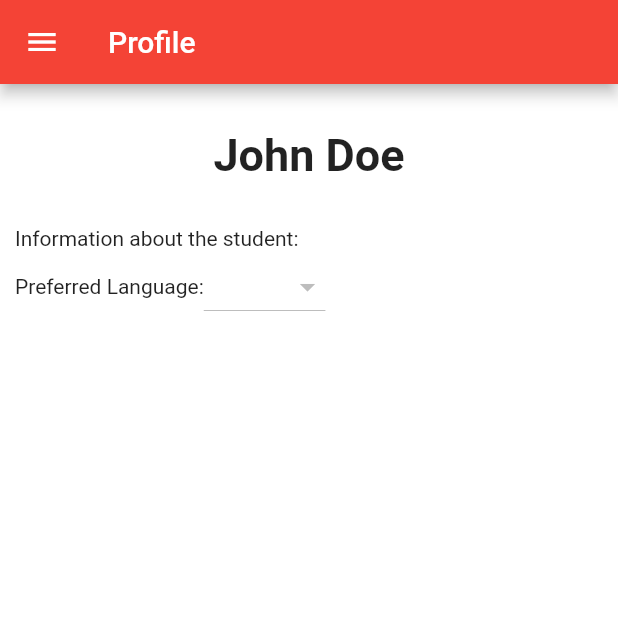
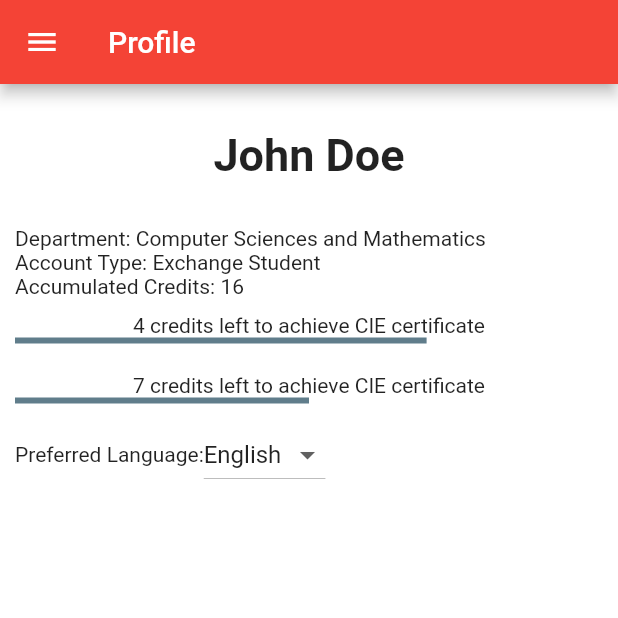
Before and after one commit to mobileappdevhm/concept-team-1, a Flutter app: the Profile screen opened by its route, on a phone screen of 412 x 824 dp, the top half of it. Run offline on Flutter 3.47's test engine with Material 2 defaults, Android fonts, the phone set to English and light mode, and no system bars.

Commit message:
Update on Profile page
Include student info, progress bar for certificates

```diff
--- a/prototype2/lib/screens/profile.dart
+++ b/prototype2/lib/screens/profile.dart
@@ -1,7 +1,30 @@
 import 'package:cie/utilities/utilities.dart';
 import 'package:flutter/material.dart';
 
-class Profile extends StatelessWidget {
+class Profile extends StatefulWidget{
+  @override
+  _ProfileState createState() => new _ProfileState();
+
+}
+
+
+class _ProfileState extends State<Profile> {
+  String _currentLanguage = '';
+  List<String> _languageList = new List<String>();
+
+  @override
+  void initState() {
+    // TODO: implement initState
+    _languageList.addAll(['English','German','French','Chinese','Thai','Spanish']);
+    _currentLanguage = _languageList.elementAt(0);
+  }
+
+  void _onChange(String newLanguage){
+    setState(() {
+      _currentLanguage = newLanguage;
+    });
+  }
+
 
   @override
   Widget build(BuildContext context) =>
@@ -38,14 +61,58 @@ class Profile extends StatelessWidget {
                         ),)
                     ],
                   ),
+
+
                   new Row(
                     mainAxisAlignment: MainAxisAlignment.start,
                     children: <Widget>[
                       new Padding(
                         padding: new EdgeInsets.fromLTRB(10.0, 0.0, 0.0, 0.0),
-                        child: new Text('Information about the student:')
+                        child: new Text('Department: Computer Sciences and Mathematics ')
                         ,)
                     ],
+                  ),
+
+                  new Row(
+                    mainAxisAlignment: MainAxisAlignment.start,
+                    children: <Widget>[
+                      new Padding(
+                        padding: new EdgeInsets.fromLTRB(10.0, 0.0, 0.0, 0.0),
+                        child: new Text('Account Type: Exchange Student ')
+                        ,)
+                    ],
+                  ),
+
+                  new Row(
+                    mainAxisAlignment: MainAxisAlignment.start,
+                    children: <Widget>[
+                      new Padding(
+                        padding: new EdgeInsets.fromLTRB(10.0, 0.0, 0.0, 0.0),
+                        child: new Text('Accumulated Credits: 16 ')
+                        ,)
+                    ],
+                  ),
+
+                  new Container(
+                    padding: new EdgeInsets.all(10.0),
+                    child: new Column(
+                      children: <Widget>[
+                        new Text('4 credits left to achieve CIE certificate'),
+                        new LinearProgressIndicator(value:0.7),
+                      ],
+                    ),
+
+                  ),
+
+                  new Container(
+                    padding: new EdgeInsets.all(10.0),
+                    child: new Column(
+                      children: <Widget>[
+                        new Text('7 credits left to achieve CIE certificate'),
+                        new LinearProgressIndicator(value:0.5),
+                      ],
+                    ),
+
                   ),
                   new Row(
                     mainAxisAlignment: MainAxisAlignment.start,
@@ -56,15 +123,15 @@ class Profile extends StatelessWidget {
                         child: new Text('Preferred Language:')
                         ,),
                       new DropdownButton<String>(
-                        items: <String>['English','German','French','Chinese','Thai','Spanish']
-                            .map((String value) {
+                        value: _currentLanguage,
+                        items: _languageList.map((String value) {
                           return new DropdownMenuItem<String>(
                             value: value,
                             child: new Text(value),
                           );
                         }
                         ).toList(),
-                        onChanged: null,
+                        onChanged: (String value) { _onChange(value);},
                       ),
                     ],
 
```
